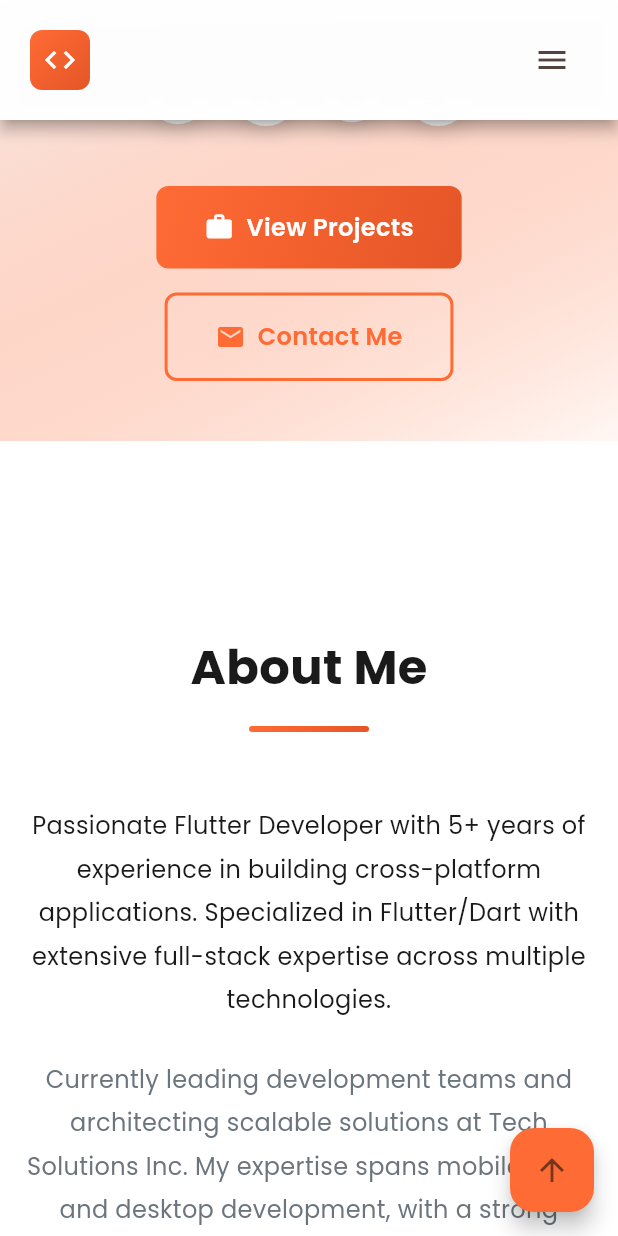
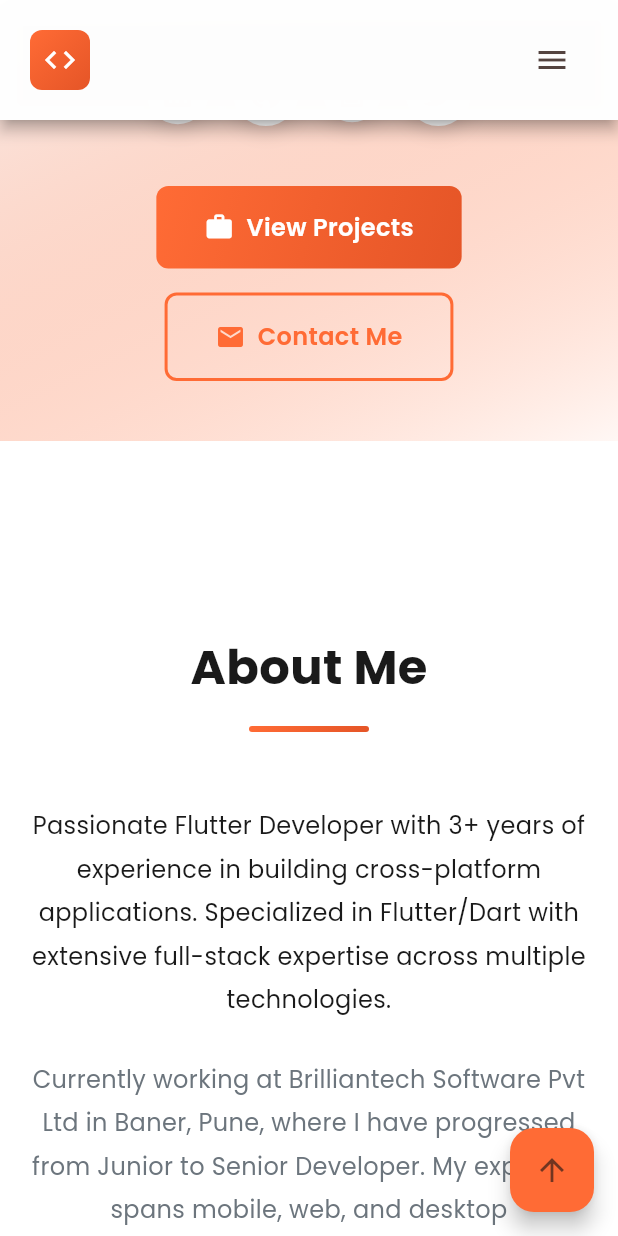
Before and after one commit to waghmarepb/sagar-portfolio, a Flutter app: the screen it shows after launch, scrolled down 576 dp, on a phone screen of 412 x 824 dp. Run offline on Flutter 3.47's test engine with Material 3 defaults, Android fonts, the phone set to English and light mode, and no system bars; drawn by our look-alikes of flutter_animate; our stand-ins replace animated_text_kit, font_awesome_flutter, google_fonts, visibility_detector; network calls fail.

Commit message:
Update experience with actual work history - Brilliantech Software Pvt Ltd (2022 - Present) - Junior to Senior Developer progression - Baner, Pune location - Updated experience from 5+ to 3+ years throughout - Adjusted project stats accordingly

```diff
--- a/lib/data/experience_data.dart
+++ b/lib/data/experience_data.dart
@@ -3,52 +3,32 @@ import '../models/experience_model.dart';
 List<Experience> getExperienceData() {
   return [
     Experience(
-      company: 'Tech Solutions Inc.',
-      position: 'Senior Flutter Developer',
-      duration: '5 years',
-      startDate: 'Jan 2020',
+      company: 'Brilliantech Software Pvt Ltd',
+      position: 'Senior Developer',
+      duration: '3 years',
+      startDate: '2022',
       endDate: 'Present',
       isCurrent: true,
       responsibilities: [
-        'Lead Flutter development team of 8 developers',
-        'Architected 5 production Flutter apps with 500K+ combined users',
-        'Implemented CI/CD pipelines reducing deployment time by 60%',
-        'Mentor junior developers and conduct code reviews',
-        'Collaborate with product team on feature planning and roadmap',
+        'Progressed from Junior to Senior Developer role',
+        'Developed and maintained multiple Flutter mobile applications',
+        'Built responsive web applications using modern frameworks',
+        'Collaborated with cross-functional teams in Baner, Pune office',
+        'Implemented best practices for code quality and performance',
+        'Mentored junior developers and conducted code reviews',
+        'Participated in full software development lifecycle',
       ],
       technologies: [
         'Flutter',
+        'Dart',
+        'React.js',
         'Node.js',
+        'Python',
         'MongoDB',
+        'MySQL',
         'Firebase',
-        'AWS',
-        'Docker',
-        'CI/CD',
-      ],
-    ),
-
-    Experience(
-      company: 'Startup Co.',
-      position: 'Junior Full-Stack Developer',
-      duration: '1.5 years',
-      startDate: 'Jun 2018',
-      endDate: 'Dec 2019',
-      isCurrent: false,
-      responsibilities: [
-        'Developed 3 React web applications from scratch',
-        'Built RESTful APIs using Node.js and Django',
-        'Database design and optimization in MySQL and MongoDB',
-        'Implemented responsive UI/UX designs',
-        'Participated in agile development processes',
-      ],
-      technologies: [
-        'React',
-        'Python',
-        'PHP',
-        'MySQL',
-        'Node.js',
-        'Laravel',
         'Git',
+        'REST APIs',
       ],
     ),
   ];
--- a/lib/widgets/about_section.dart
+++ b/lib/widgets/about_section.dart
@@ -68,7 +68,7 @@ class _AboutSectionState extends State<AboutSection> {
                 children: [
                   // Main Description
                   Text(
-                    'Passionate Flutter Developer with 5+ years of experience in building cross-platform applications. Specialized in Flutter/Dart with extensive full-stack expertise across multiple technologies.',
+                    'Passionate Flutter Developer with 3+ years of experience in building cross-platform applications. Specialized in Flutter/Dart with extensive full-stack expertise across multiple technologies.',
                     style: AppTextStyles.bodyText.copyWith(
                       fontSize: isMobile ? 16 : 18,
                       height: 1.8,
@@ -83,7 +83,7 @@ class _AboutSectionState extends State<AboutSection> {
                   const SizedBox(height: 24),
 
                   Text(
-                    'Currently leading development teams and architecting scalable solutions at Tech Solutions Inc. My expertise spans mobile, web, and desktop development, with a strong focus on creating exceptional user experiences and performant applications.',
+                    'Currently working at Brilliantech Software Pvt Ltd in Baner, Pune, where I have progressed from Junior to Senior Developer. My expertise spans mobile, web, and desktop development, with a strong focus on creating exceptional user experiences and performant applications.',
                     style: AppTextStyles.bodyText.copyWith(
                       fontSize: isMobile ? 16 : 18,
                       height: 1.8,
@@ -102,9 +102,9 @@ class _AboutSectionState extends State<AboutSection> {
                     runSpacing: 32,
                     alignment: WrapAlignment.center,
                     children: [
-                      _buildStat('5+', 'Years Experience'),
-                      _buildStat('13+', 'Projects Completed'),
-                      _buildStat('500K+', 'App Downloads'),
+                      _buildStat('3+', 'Years Experience'),
+                      _buildStat('10+', 'Projects Completed'),
+                      _buildStat('100K+', 'App Downloads'),
                       _buildStat('100%', 'Client Satisfaction'),
                     ]
                         .asMap()
--- a/lib/widgets/hero_section.dart
+++ b/lib/widgets/hero_section.dart
@@ -156,7 +156,7 @@ class _HeroSectionState extends State<HeroSection>
               speed: const Duration(milliseconds: 100),
             ),
             TypewriterAnimatedText(
-              '5+ Years Experience',
+              '3+ Years Experience',
               textStyle: AppTextStyles.heroSubtitle.copyWith(
                 fontSize: isMobile ? 18 : 24,
               ),
```
